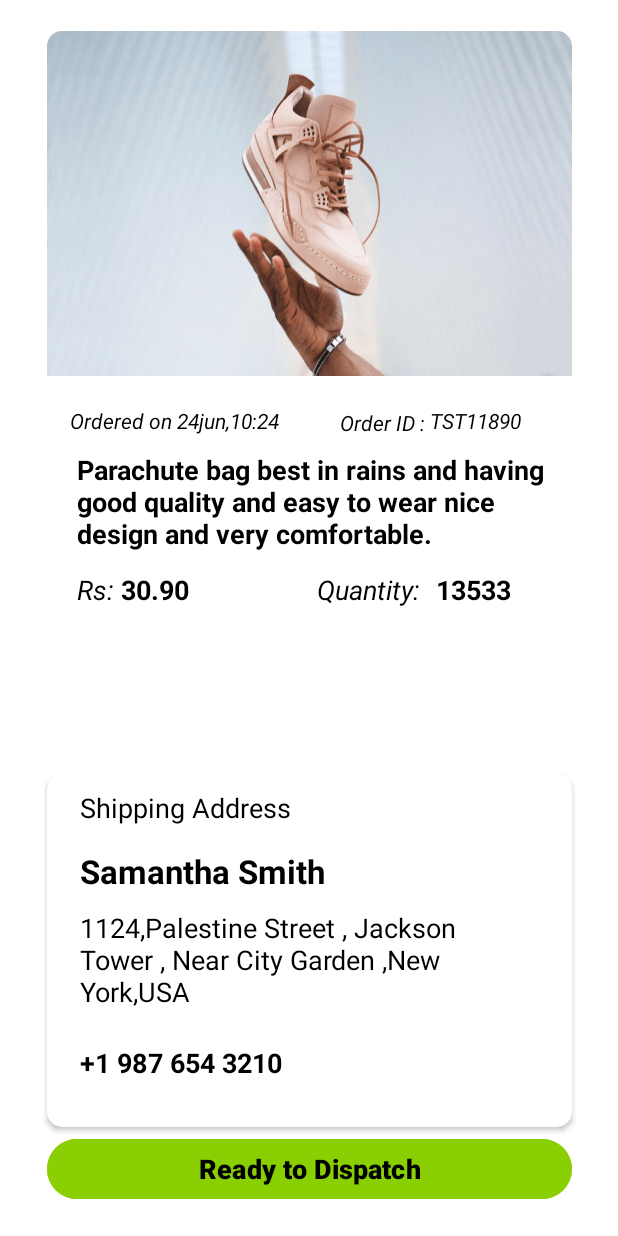
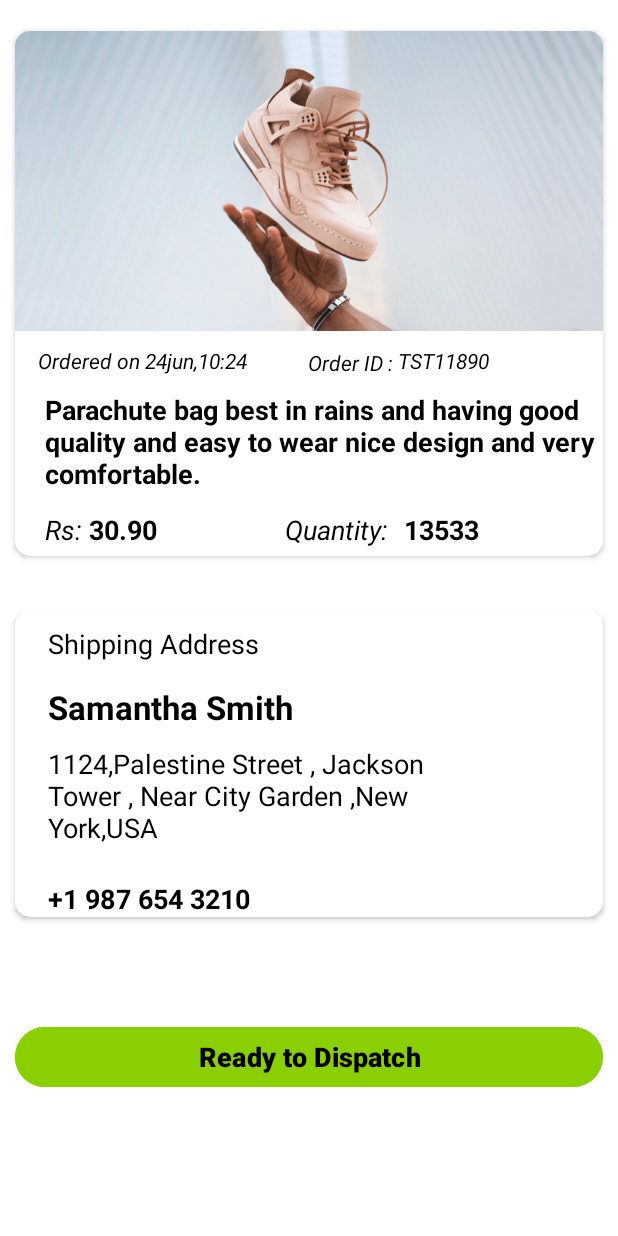
Before and after one commit to adnanyaseen716/ShoppingGrid, an Android app: the NewOrderItemClickedActivity screen opened directly, with no data from a screen before it, on a phone screen of 412 x 824 dp. Run offline under Robolectric (Android 15) with nearby library versions, the phone set to English and light mode, and no system bars.

Commit message:
Making UI responsive.

```diff
--- a/app/src/main/java/pk/org/cas/shoppinggrid/Splash/AfterSplash.java
+++ b/app/src/main/java/pk/org/cas/shoppinggrid/Splash/AfterSplash.java
@@ -19,7 +19,7 @@ public class AfterSplash extends AppCompatActivity {
 
 
         btnSeller.setOnClickListener(v -> {
-            Intent intentSeller = new Intent(AfterSplash.this, SignupForUserActivity.class);
+            Intent intentSeller = new Intent(AfterSplash.this, SellerNewOrderActivity.class);
             startActivity(intentSeller);
         });
 
--- a/app/src/main/java/pk/org/cas/shoppinggrid/Splash/ItemAdapter.java
+++ b/app/src/main/java/pk/org/cas/shoppinggrid/Splash/ItemAdapter.java
@@ -29,7 +29,7 @@ public class ItemAdapter extends RecyclerView.Adapter<ItemAdapter.itemViewHolder
     @NonNull
     @Override
     public itemViewHolder onCreateViewHolder(@NonNull ViewGroup parent, int viewType) {
-        View rootView = LayoutInflater.from(parent.getContext()).inflate(R.layout.column_view_my_item_seller,null);
+        View rootView = LayoutInflater.from(parent.getContext()).inflate(R.layout.row_view_product,null);
         return new itemViewHolder(rootView);
     }
 
--- a/app/src/main/res/layout/activity_login_for_user.xml
+++ b/app/src/main/res/layout/activity_login_for_user.xml
@@ -47,7 +47,7 @@
         app:layout_constraintTop_toTopOf="@id/guidelineTop"
         app:layout_constraintVertical_bias="0.095" />
     <com.google.android.material.textfield.TextInputLayout
-        android:layout_width="330dp"
+        android:layout_width="0dp"
         android:layout_height="wrap_content"
         android:layout_marginBottom="290dp"
         app:boxStrokeColor="@color/secondary_app_color"
@@ -72,7 +72,7 @@
     </com.google.android.material.textfield.TextInputLayout>
 
     <com.google.android.material.textfield.TextInputLayout
-        android:layout_width="330dp"
+        android:layout_width="0dp"
         android:layout_height="wrap_content"
         android:layout_marginBottom="70dp"
         app:boxStrokeColor="@color/secondary_app_color"
--- a/app/src/main/res/layout/activity_my_item_seller.xml
+++ b/app/src/main/res/layout/activity_my_item_seller.xml
@@ -19,7 +19,7 @@
         android:layout_width="wrap_content"
         android:layout_height="wrap_content"
         android:orientation="horizontal"
-        app:layout_constraintGuide_percent="0.015" />
+        app:layout_constraintGuide_percent="0" />
     <androidx.constraintlayout.widget.Guideline
         android:id="@+id/guidelineBottom"
         android:layout_width="wrap_content"
--- a/app/src/main/res/layout/activity_new_order_item_clicked.xml
+++ b/app/src/main/res/layout/activity_new_order_item_clicked.xml
@@ -3,9 +3,9 @@
     xmlns:app="http://schemas.android.com/apk/res-auto"
     xmlns:tools="http://schemas.android.com/tools"
     android:id="@+id/main"
-    android:background="@color/white"
     android:layout_width="match_parent"
     android:layout_height="match_parent"
+    android:background="@color/white"
     tools:context=".Splash.NewOrderItemClickedActivity">
 
     <androidx.constraintlayout.widget.Guideline
@@ -14,18 +14,21 @@
         android:layout_height="wrap_content"
         android:orientation="vertical"
         app:layout_constraintGuide_percent="0.025" />
+
     <androidx.constraintlayout.widget.Guideline
         android:id="@+id/guidelineTop"
         android:layout_width="wrap_content"
         android:layout_height="wrap_content"
         android:orientation="horizontal"
         app:layout_constraintGuide_percent="0.025" />
+
     <androidx.constraintlayout.widget.Guideline
         android:id="@+id/guidelineBottom"
         android:layout_width="wrap_content"
         android:layout_height="wrap_content"
         android:orientation="horizontal"
         app:layout_constraintGuide_percent="0.975" />
+
     <androidx.constraintlayout.widget.Guideline
         android:id="@+id/guidelineEnd"
         android:layout_width="wrap_content"
@@ -34,222 +37,226 @@
         app:layout_constraintGuide_percent="0.975" />
 
     <androidx.cardview.widget.CardView
-        android:layout_width="350dp"
-        android:layout_height="400dp"
+        android:id="@+id/cardView2"
+        backgroundTint="@color/white"
+        android:layout_width="0dp"
+        android:layout_height="wrap_content"
         android:background="@color/white"
         app:cardCornerRadius="10dp"
-        backgroundTint="@color/white"
-        tools:layout_editor_absoluteX="30dp"
-        tools:layout_editor_absoluteY="16dp"
-        app:layout_constraintTop_toTopOf="@id/guidelineTop"
+        app:layout_constraintEnd_toEndOf="@id/guidelineEnd"
         app:layout_constraintStart_toStartOf="@id/guidelineStart"
-        app:layout_constraintEnd_toEndOf="@id/guidelineEnd"
-        >
+        app:layout_constraintTop_toTopOf="@id/guidelineTop">
+
         <ImageView
             android:id="@+id/ivNewOrders"
             android:layout_width="match_parent"
-            android:layout_height="230dp"
+            android:layout_height="200dp"
+            android:scaleType="fitXY"
             android:src="@drawable/shoe"
-            android:scaleType="fitXY"
-            app:layout_constraintTop_toTopOf="@id/parent"
+            app:layout_constraintEnd_toEndOf="@id/parent"
             app:layout_constraintStart_toStartOf="@id/parent"
-            app:layout_constraintEnd_toEndOf="@id/parent"
-            />
+            app:layout_constraintTop_toTopOf="@id/parent" />
+
         <TextView
             android:id="@+id/tvDateOfOrdersPlaced"
             android:layout_width="150dp"
             android:layout_height="wrap_content"
+            android:layout_marginStart="15dp"
+            android:layout_marginTop="210dp"
             android:text="Ordered on 24jun,10:24"
-            android:layout_marginStart="15dp"
-            android:layout_marginTop="250dp"
             android:textColor="@color/black"
             android:textSize="14sp"
             android:textStyle="italic"
-            app:layout_constraintTop_toTopOf="@id/parent"
+            app:layout_constraintEnd_toEndOf="@id/parent"
             app:layout_constraintStart_toStartOf="@id/parent"
-            app:layout_constraintEnd_toEndOf="@id/parent"/>
+            app:layout_constraintTop_toTopOf="@id/parent" />
+
         <TextView
             android:id="@+id/tvOrderId"
             android:layout_width="wrap_content"
             android:layout_height="wrap_content"
+            android:layout_marginStart="255dp"
+            android:layout_marginTop="210dp"
+            android:layout_marginEnd="10dp"
             android:text="TST11890"
-            android:layout_marginStart="255dp"
-            android:layout_marginEnd="10dp"
-            android:layout_marginTop="250dp"
             android:textColor="@color/black"
             android:textSize="14sp"
             android:textStyle="italic"
-            app:layout_constraintTop_toTopOf="@id/parent"
+            app:layout_constraintEnd_toEndOf="@id/parent"
             app:layout_constraintStart_toStartOf="@id/parent"
-            app:layout_constraintEnd_toEndOf="@id/parent"/>
+            app:layout_constraintTop_toTopOf="@id/parent" />
+
         <TextView
             android:layout_width="wrap_content"
             android:layout_height="wrap_content"
+            android:layout_marginStart="195dp"
+            android:layout_marginTop="211dp"
             android:text="Order ID : "
-            android:textStyle="italic"
             android:textColor="@color/black"
             android:textSize="14sp"
-            android:layout_marginTop="251dp"
-            android:layout_marginStart="195dp"
+            android:textStyle="italic"
             app:layout_constraintEnd_toEndOf="parent"
             app:layout_constraintStart_toStartOf="parent"
-            app:layout_constraintTop_toTopOf="parent"
-            />
+            app:layout_constraintTop_toTopOf="parent" />
+
         <TextView
             android:id="@+id/tvTitleOfOrders"
             android:layout_width="match_parent"
             android:layout_height="wrap_content"
+            android:layout_marginStart="20dp"
+            android:layout_marginTop="240dp"
+            android:layout_marginEnd="5dp"
+            android:inputType="textMultiLine"
             android:text="Parachute bag best in
 rains and having good quality and easy to wear nice design and very comfortable."
-            android:layout_marginStart="20dp"
-            android:layout_marginTop="280dp"
             android:textColor="@color/black"
-            android:inputType="textMultiLine"
+            android:textDirection="ltr"
             android:textSize="18sp"
             android:textStyle="bold"
-            android:textDirection="ltr"
-            android:layout_marginEnd="5dp"
             app:layout_constraintEnd_toEndOf="parent"
             app:layout_constraintStart_toStartOf="parent"
-            app:layout_constraintTop_toTopOf="parent"
-            />
+            app:layout_constraintTop_toTopOf="parent" />
+
         <TextView
             android:id="@+id/tvPriceOfOrders"
             android:layout_width="wrap_content"
             android:layout_height="wrap_content"
+            android:layout_marginStart="49dp"
+            android:layout_marginTop="320dp"
+            android:layout_marginBottom="5dp"
             android:text="30.90"
+            android:textColor="@color/black"
+            android:textSize="18sp"
             android:textStyle="bold"
-            android:textSize="18sp"
-            android:textColor="@color/black"
-            android:layout_marginBottom="5dp"
-            android:layout_marginTop="360dp"
-            android:layout_marginStart="49dp"
             app:layout_constraintEnd_toEndOf="parent"
             app:layout_constraintStart_toStartOf="parent"
-            app:layout_constraintTop_toTopOf="parent"
-            />
+            app:layout_constraintTop_toTopOf="parent" />
+
         <TextView
             android:layout_width="wrap_content"
             android:layout_height="wrap_content"
+            android:layout_marginStart="20dp"
+            android:layout_marginTop="320dp"
+            android:layout_marginBottom="5dp"
             android:text="Rs:"
+            android:textColor="@color/black"
+            android:textSize="18sp"
             android:textStyle="italic"
-            android:textSize="18sp"
-            android:textColor="@color/black"
-            android:layout_marginBottom="5dp"
-            android:layout_marginTop="360dp"
-            android:layout_marginStart="20dp"
             app:layout_constraintEnd_toEndOf="parent"
             app:layout_constraintStart_toStartOf="parent"
-            app:layout_constraintTop_toTopOf="parent"
-            />
+            app:layout_constraintTop_toTopOf="parent" />
+
         <TextView
             android:id="@+id/tvOrderQuantity"
             android:layout_width="wrap_content"
             android:layout_height="wrap_content"
+            android:layout_marginStart="259dp"
+            android:layout_marginTop="320dp"
+            android:layout_marginBottom="5dp"
             android:text="13533"
+            android:textColor="@color/black"
+            android:textSize="18sp"
             android:textStyle="bold"
-            android:textSize="18sp"
-            android:textColor="@color/black"
-            android:layout_marginTop="360dp"
-            android:layout_marginBottom="5dp"
-            android:layout_marginStart="259dp"
             app:layout_constraintEnd_toEndOf="parent"
             app:layout_constraintStart_toStartOf="parent"
-            app:layout_constraintTop_toTopOf="parent"
-            />
+            app:layout_constraintTop_toTopOf="parent" />
+
         <TextView
             android:layout_width="70dp"
             android:layout_height="wrap_content"
+            android:layout_marginStart="180dp"
+            android:layout_marginTop="320dp"
             android:text="Quantity: "
-            android:textStyle="italic"
             android:textColor="@color/black"
             android:textSize="18sp"
-            android:layout_marginTop="360dp"
-            android:layout_marginStart="180dp"
+            android:textStyle="italic"
             app:layout_constraintEnd_toEndOf="parent"
             app:layout_constraintStart_toStartOf="parent"
-            app:layout_constraintTop_toTopOf="parent"
-            />
+            app:layout_constraintTop_toTopOf="parent" />
 
     </androidx.cardview.widget.CardView>
 
     <androidx.cardview.widget.CardView
-        android:layout_width="350dp"
-        android:layout_height="235dp"
+        android:id="@+id/cardView3"
+        android:layout_width="0dp"
+        android:layout_height="wrap_content"
         android:layout_marginBottom="52dp"
         android:background="@color/white"
         android:backgroundTint="@color/white"
         app:cardCornerRadius="10dp"
-        tools:layout_editor_absoluteX="30dp"
-        tools:layout_editor_absoluteY="425dp"
+        app:layout_constraintBottom_toBottomOf="@id/guidelineBottom"
+        app:layout_constraintEnd_toEndOf="@id/guidelineEnd"
+        app:layout_constraintHorizontal_bias="0.0"
         app:layout_constraintStart_toStartOf="@id/guidelineStart"
-        app:layout_constraintEnd_toEndOf="@id/guidelineEnd"
-        app:layout_constraintBottom_toBottomOf="@id/guidelineBottom"
-        >
+        app:layout_constraintTop_toBottomOf="@+id/cardView2"
+        app:layout_constraintVertical_bias="0.206">
+
         <TextView
             android:layout_width="200dp"
             android:layout_height="wrap_content"
-            android:text="Shipping Address"
             android:layout_marginStart="22dp"
             android:layout_marginTop="10dp"
+            android:text="Shipping Address"
             android:textColor="@color/black"
+            android:textDirection="ltr"
             android:textSize="18sp"
-            android:textStyle="normal"
-            android:textDirection="ltr"/>
+            android:textStyle="normal" />
+
         <TextView
             android:id="@+id/tvSellerName"
             android:layout_width="200dp"
             android:layout_height="wrap_content"
+            android:layout_marginStart="22dp"
+            android:layout_marginTop="50dp"
+            android:inputType="text"
             android:text="Samantha Smith"
-            android:layout_marginStart="22dp"
-            android:inputType="text"
-            android:layout_marginTop="50dp"
             android:textColor="@color/black"
+            android:textDirection="ltr"
             android:textSize="22sp"
-            android:textStyle="bold"
-            android:textDirection="ltr"/>
+            android:textStyle="bold" />
+
         <TextView
             android:id="@+id/tvSellerAddress"
             android:layout_width="300dp"
             android:layout_height="wrap_content"
+            android:layout_marginStart="22dp"
+            android:layout_marginTop="90dp"
+            android:inputType="textMultiLine"
             android:text="1124,Palestine Street , Jackson Tower ,
 Near City Garden ,New York,USA"
-            android:layout_marginStart="22dp"
-            android:layout_marginTop="90dp"
             android:textColor="@color/black"
-            android:textSize="18sp"
-            android:inputType="textMultiLine"
-            android:textDirection="ltr"/>
+            android:textDirection="ltr"
+            android:textSize="18sp" />
+
         <TextView
             android:id="@+id/tvSellerNumber"
             android:layout_width="200dp"
             android:layout_height="wrap_content"
+            android:layout_marginStart="22dp"
+            android:layout_marginTop="180dp"
+            android:inputType="phone"
             android:text="+1 987 654 3210"
-            android:layout_marginStart="22dp"
-            android:inputType="phone"
-            android:layout_marginTop="180dp"
             android:textColor="@color/black"
+            android:textDirection="ltr"
             android:textSize="18sp"
-            android:textStyle="bold"
-            android:textDirection="ltr"/>
+            android:textStyle="bold" />
 
     </androidx.cardview.widget.CardView>
 
     <Button
         android:id="@+id/btnReadyToDispatch"
-        android:layout_width="350dp"
+        android:layout_width="0dp"
+        android:layout_height="wrap_content"
         android:backgroundTint="@color/secondary_app_color"
-        android:layout_height="wrap_content"
         android:text="Ready to Dispatch"
+        android:textColor="@color/text_app_color"
         android:textSize="18sp"
-        android:textColor="@color/text_app_color"
         android:textStyle="bold"
-        tools:layout_editor_absoluteX="31dp"
-        tools:layout_editor_absoluteY="667dp"
+        app:layout_constraintBottom_toTopOf="@id/guidelineBottom"
+        app:layout_constraintEnd_toEndOf="@id/guidelineEnd"
+        app:layout_constraintHorizontal_bias="0.0"
         app:layout_constraintStart_toStartOf="@id/guidelineStart"
-        app:layout_constraintEnd_toEndOf="@id/guidelineEnd"
-        app:layout_constraintBottom_toBottomOf="@id/guidelineBottom"
-
-        />
+        app:layout_constraintTop_toBottomOf="@+id/cardView3"
+        app:layout_constraintVertical_bias="0.481" />
 
 </androidx.constraintlayout.widget.ConstraintLayout>
--- a/app/src/main/res/layout/row_view_order_seller.xml
+++ b/app/src/main/res/layout/row_view_order_seller.xml
@@ -186,13 +186,14 @@ and its quality is best........"
             android:id="@+id/tvOrderStatus"
             android:layout_width="wrap_content"
             android:layout_height="wrap_content"
-            android:text="Pending"
+            android:text="Pending  "
             android:textStyle="italic"
             android:textSize="14sp"
             android:inputType="text"
             android:textColor="@color/black"
             android:layout_marginTop="135dp"
             android:layout_marginBottom="5dp"
+            android:layout_marginEnd="5dp"
             android:layout_marginStart="250dp"
             app:layout_constraintEnd_toEndOf="parent"
             app:layout_constraintStart_toStartOf="parent"
@@ -201,10 +202,11 @@ and its quality is best........"
         <TextView
             android:layout_width="wrap_content"
             android:layout_height="wrap_content"
-            android:text="Order Status"
+            android:text="Order Status    "
             android:textStyle="italic"
             android:textColor="@color/black"
             android:textSize="12sp"
+            android:layout_marginEnd="5dp"
             android:layout_marginTop="110dp"
             android:layout_marginStart="250dp"
             app:layout_constraintEnd_toEndOf="parent"
```
Also changed, not shown: app/src/main/java/pk/org/cas/shoppinggrid/Splash/MyItemSellerActivity.java (+17 -25 lines), app/src/main/res/layout/activity_seller_new_order.xml (+5 -5 lines), app/src/main/res/layout/activity_signup_for_user.xml (+11 -11 lines), app/src/main/res/layout/activity_splash_screen.xml (+10 -9 lines).
